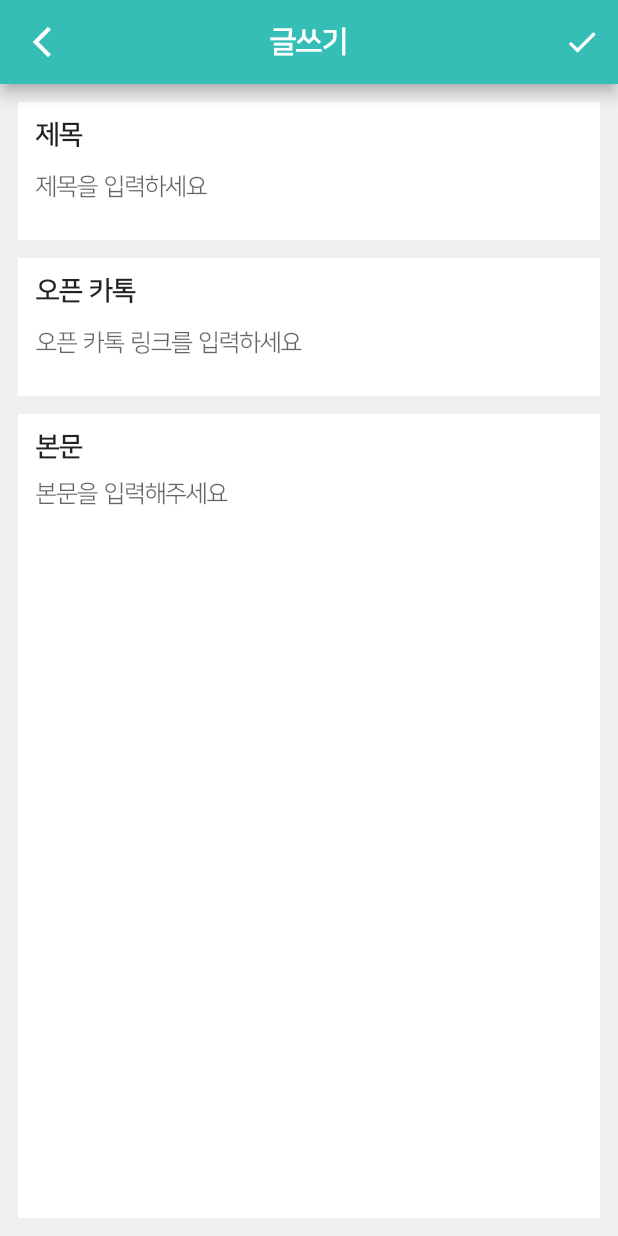
After one commit to kw-dormitory/kw-dormitory-mobile, a Flutter app: the PostWriteScreen screen opened directly, on a phone screen of 412 x 824 dp. The commit adds this screen. Run offline on Flutter 3.47's test engine with Material 2 defaults, Android fonts, the phone set to English and light mode, and no system bars; our stand-ins replace percent_indicator.

Commit message:
feat: 게시글 작성 화면 UI 구현

```diff
--- a/lib/screen/board/board_screen.dart
+++ b/lib/screen/board/board_screen.dart
@@ -2,6 +2,8 @@ import 'package:flutter/material.dart';
 import 'package:kw_dormitory/constants.dart';
 import 'package:kw_dormitory/model/post.dart';
 import 'package:kw_dormitory/screen/board/components/board_item.dart';
+
+import 'post_write_screen.dart';
 
 class BoardScreen extends StatefulWidget {
   const BoardScreen({Key? key}) : super(key: key);
@@ -68,7 +70,6 @@ class _BoardScreenState extends State<BoardScreen> {
                       decoration: InputDecoration(
                         suffixIcon: Icon(Icons.search),
                         fillColor: kGreyColor,
-                        counterText: "",
                         focusedBorder: OutlineInputBorder(
                             borderSide:
                                 BorderSide(color: kBackgroundColor, width: 1),
@@ -98,7 +99,10 @@ class _BoardScreenState extends State<BoardScreen> {
           ],
         ),
         floatingActionButton: FloatingActionButton(
-            onPressed: () {},
+            onPressed: () {
+              Navigator.push(context,
+                  MaterialPageRoute(builder: ((context) => PostWriteScreen())));
+            },
             child: Icon(
               Icons.edit,
               color: Colors.white,
--- /dev/null
+++ b/lib/screen/board/post_write_screen.dart
@@ -0,0 +1,129 @@
+import 'package:flutter/material.dart';
+import 'package:kw_dormitory/constants.dart';
+
+class PostWriteScreen extends StatefulWidget {
+  const PostWriteScreen({Key? key}) : super(key: key);
+
+  @override
+  State<PostWriteScreen> createState() => _PostWriteScreenState();
+}
+
+class _PostWriteScreenState extends State<PostWriteScreen> {
+  @override
+  Widget build(BuildContext context) {
+    Size size = MediaQuery.of(context).size;
+
+    return Scaffold(
+        appBar: AppBar(
+          title: Text(
+            "글쓰기",
+            style: TextStyle(
+                fontSize: 20, fontWeight: FontWeight.bold, color: Colors.white),
+          ),
+          centerTitle: true,
+          leading: IconButton(
+              onPressed: () {
+                Navigator.pop(context);
+              },
+              icon: Icon(
+                Icons.arrow_back_ios_new,
+                color: Colors.white,
+              )),
+          actions: [
+            IconButton(
+                onPressed: () {}, icon: Icon(Icons.done, color: Colors.white))
+          ],
+        ),
+        body: Container(
+          height: size.height,
+          color: kBackgroundColor,
+          child: Padding(
+            padding: EdgeInsets.all(12),
+            child: Column(
+              children: [
+                Container(
+                  color: Colors.white,
+                  child: Padding(
+                    padding: const EdgeInsets.all(12),
+                    child: Column(
+                      crossAxisAlignment: CrossAxisAlignment.start,
+                      children: [
+                        Text(
+                          "제목",
+                          style: TextStyle(
+                              fontWeight: FontWeight.bold, fontSize: 18),
+                        ),
+                        TextField(
+                          decoration: InputDecoration(
+                            hintText: "제목을 입력하세요",
+                            focusedBorder: UnderlineInputBorder(
+                                borderSide: BorderSide(color: Colors.white)),
+                            enabledBorder: UnderlineInputBorder(
+                                borderSide: BorderSide(color: Colors.white)),
+                          ),
+                        )
+                      ],
+                    ),
+                  ),
+                ),
+                SizedBox(height: 12),
+                Container(
+                  color: Colors.white,
+                  child: Padding(
+                    padding: const EdgeInsets.all(12),
+                    child: Column(
+                      crossAxisAlignment: CrossAxisAlignment.start,
+                      children: [
+                        Text(
+                          "오픈 카톡",
+                          style: TextStyle(
+                              fontWeight: FontWeight.bold, fontSize: 18),
+                        ),
+                        TextField(
+                          decoration: InputDecoration(
+                            hintText: "오픈 카톡 링크를 입력하세요",
+                            focusedBorder: UnderlineInputBorder(
+                                borderSide: BorderSide(color: Colors.white)),
+                            enabledBorder: UnderlineInputBorder(
+                                borderSide: BorderSide(color: Colors.white)),
+                          ),
+                        )
+                      ],
+                    ),
+                  ),
+                ),
+                SizedBox(height: 12),
+                Expanded(
+                  child: Container(
+                    color: Colors.white,
+                    child: Padding(
+                      padding: const EdgeInsets.all(12),
+                      child: Column(
+                        crossAxisAlignment: CrossAxisAlignment.start,
+                        children: [
+                          Text(
+                            "본문",
+                            style: TextStyle(
+                                fontWeight: FontWeight.bold, fontSize: 18),
+                          ),
+                          TextField(
+                            decoration: InputDecoration(
+                              focusedBorder: UnderlineInputBorder(
+                                  borderSide: BorderSide(color: Colors.white)),
+                              enabledBorder: UnderlineInputBorder(
+                                  borderSide: BorderSide(color: Colors.white)),
+                              hintText: '본문을 입력해주세요',
+                            ),
+                            maxLines: 10,
+                          )
+                        ],
+                      ),
+                    ),
+                  ),
+                )
+              ],
+            ),
+          ),
+        ));
+  }
+}
```
